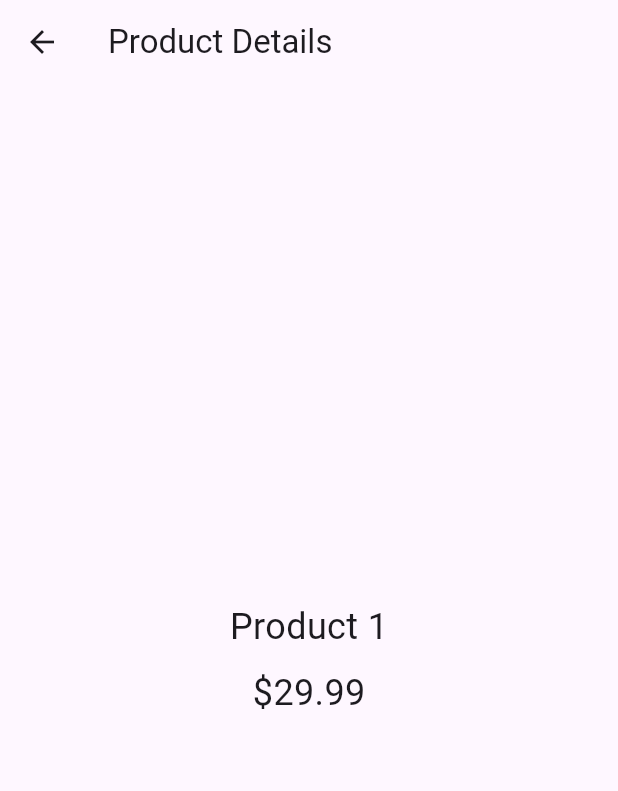
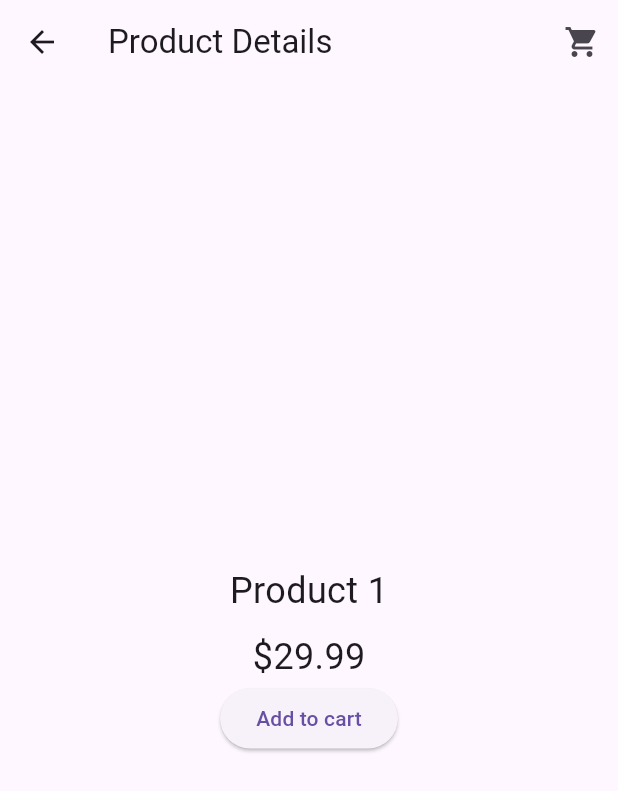
Before and after one commit to churchillotiende/getx_lazy_techno, a Flutter app: the screen it shows after launch, after a tap on "Product 1", on a phone screen of 412 x 824 dp. Shown: the top 791 px of the screen. Run offline on Flutter 3.47's test engine with Material 3 defaults, Android fonts, the phone set to English and light mode, and no system bars; our stand-ins replace get.

Commit message:
uses the cart values on the product

```diff
--- a/lib/modules/product/views/product_details_view.dart
+++ b/lib/modules/product/views/product_details_view.dart
@@ -1,17 +1,27 @@
 import 'package:flutter/material.dart';
 import 'package:get/get.dart';
+import 'package:lazy_techno/modules/product/controllers/cart_controller.dart';
 import 'package:lazy_techno/modules/product/models/product_model.dart';
 
 class ProductDetailsView extends StatelessWidget {
-  const ProductDetailsView({super.key});
+  final CartController cartController = Get.find<CartController>();
+  // const ProductDetailsView({super.key});
 
   @override
   Widget build(BuildContext context) {
     final ProductModel product = Get.arguments;
 
     return Scaffold(
-      appBar: AppBar(title: Text('Product Details')),
-
+      appBar: AppBar(
+        title: Text('Product Details'),
+        actions: [
+          IconButton(
+              onPressed: () {
+                Get.toNamed('/cart');
+              },
+              icon: Icon(Icons.shopping_cart))
+        ],
+      ),
       body: Center(
         child: Column(
           mainAxisAlignment: MainAxisAlignment.center,
@@ -19,6 +29,13 @@ class ProductDetailsView extends StatelessWidget {
             Text(product.name, style: TextStyle(fontSize: 24)),
             SizedBox(height: 10),
             Text("\$${product.price}", style: TextStyle(fontSize: 24)),
+            ElevatedButton(
+                onPressed: () {
+                  cartController.addToCart(product);
+                  Get.snackbar(
+                      'Added to cart', '${product.name} added to your cart');
+                },
+                child: Text('Add to cart'))
           ],
         ),
       ),
```
Also changed, not shown: lib/modules/product/views/cart_view.dart (added, +42 -0 lines).
